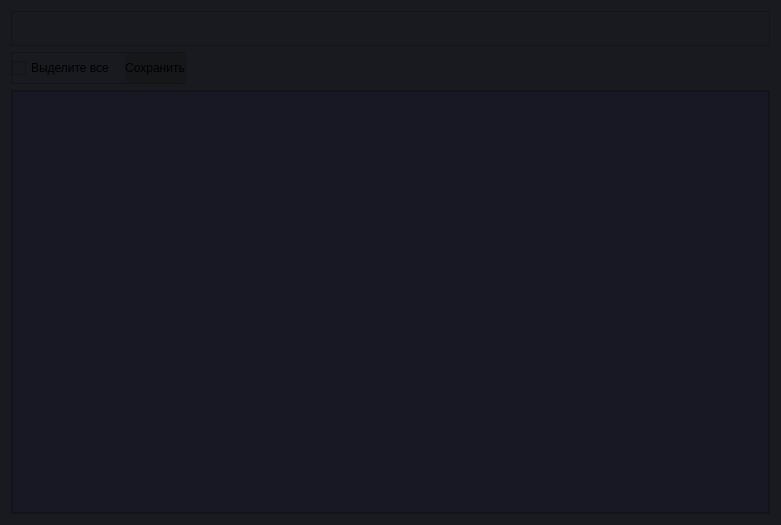
This is design/patentSearch_interface.ui in leorrdi/patent_parser as Qt 5 draws it before an edit. The edited form follows.
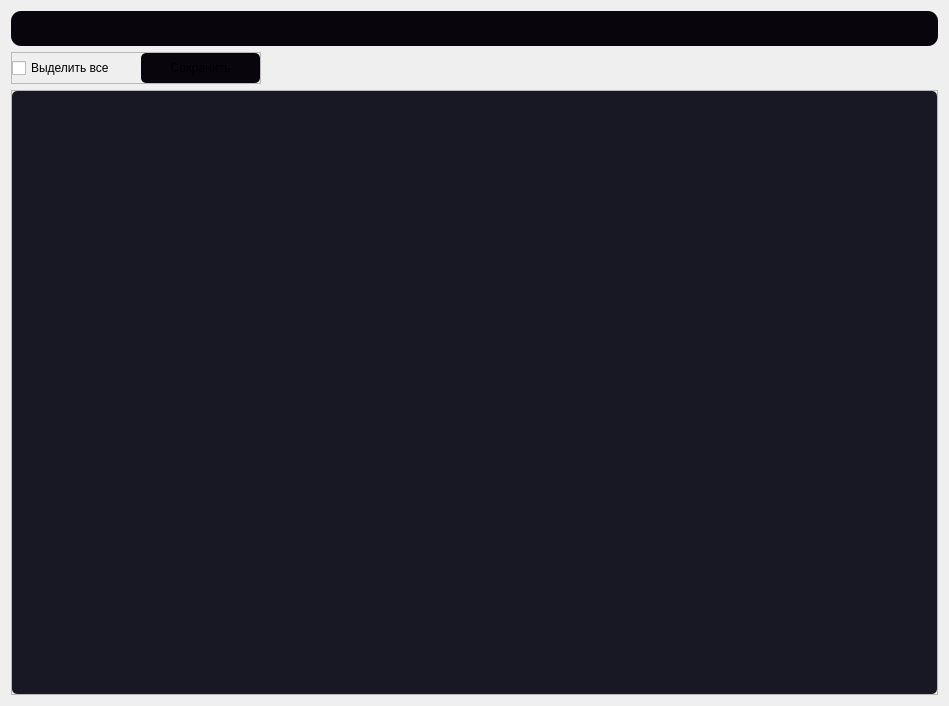
This is the edited form. Icons and pictures are not drawn.

What changed in the file:
```diff
--- a/design/patentSearch_interface.ui
+++ b/design/patentSearch_interface.ui
@@ -6,25 +6,38 @@
    <rect>
     <x>0</x>
     <y>0</y>
-    <width>781</width>
-    <height>525</height>
+    <width>949</width>
+    <height>706</height>
    </rect>
   </property>
   <property name="windowTitle">
    <string>Form</string>
   </property>
   <property name="styleSheet">
-   <string notr="true">*{
-	background-color:rgb(25,26,31);
+   <string notr="true">QPlainTextEdit{
+	background-color:rgb(9,5,13);
+	border-radius: 15px;
 }
-QPlainTextEdit{
+#parsingStart_button{
+	background-color:rgb(9,5,13);
+}
+#requestName_textEdit{
+	background-color:rgb(9,5,13);
+}
+#frame{
+	background-color:rgb(9,5,13);
 	border-radius: 10px;
 }
-QPushButton{
-	border-radius: 5px;
-}
-QListWidget{
+#listWidget{
 	background-color:rgb(24,24,36);
+	border-radius: 5px;
+}
+#savePatent_button{
+	background-color:rgb(9,5,13);
+	border-radius: 5px;
+}
+#slide_menu{
+	background-color:rgb(9,5,13);
 }</string>
   </property>
   <layout class="QVBoxLayout" name="verticalLayout">
@@ -69,6 +82,11 @@
       </property>
       <item>
        <widget class="QPlainTextEdit" name="requestName_textEdit">
+        <property name="font">
+         <font>
+          <pointsize>11</pointsize>
+         </font>
+        </property>
         <property name="autoFillBackground">
          <bool>false</bool>
         </property>
@@ -124,7 +142,7 @@
     <widget class="QFrame" name="frame_2">
      <property name="minimumSize">
       <size>
-       <width>0</width>
+       <width>250</width>
        <height>30</height>
       </size>
      </property>
@@ -135,9 +153,7 @@
       </size>
      </property>
      <property name="styleSheet">
-      <string notr="true">QPushButton{
-	background-color:rgb(21,23,25);
-}</string>
+      <string notr="true"/>
      </property>
      <property name="frameShape">
       <enum>QFrame::StyledPanel</enum>
@@ -164,7 +180,7 @@
       <item>
        <widget class="QCheckBox" name="checkBox">
         <property name="text">
-         <string>Выделите все</string>
+         <string>Выделить все</string>
         </property>
        </widget>
       </item>
@@ -220,12 +236,29 @@
       </property>
       <item>
        <widget class="QListWidget" name="listWidget">
+        <property name="sizePolicy">
+         <sizepolicy hsizetype="Expanding" vsizetype="Expanding">
+          <horstretch>0</horstretch>
+          <verstretch>0</verstretch>
+         </sizepolicy>
+        </property>
         <property name="minimumSize">
          <size>
           <width>0</width>
           <height>0</height>
          </size>
         </property>
+        <property name="maximumSize">
+         <size>
+          <width>16777215</width>
+          <height>16777215</height>
+         </size>
+        </property>
+        <property name="font">
+         <font>
+          <pointsize>9</pointsize>
+         </font>
+        </property>
         <property name="layoutDirection">
          <enum>Qt::LeftToRight</enum>
         </property>
```
Left out of the diff: 321 changed lines with no effect on the pictures.
